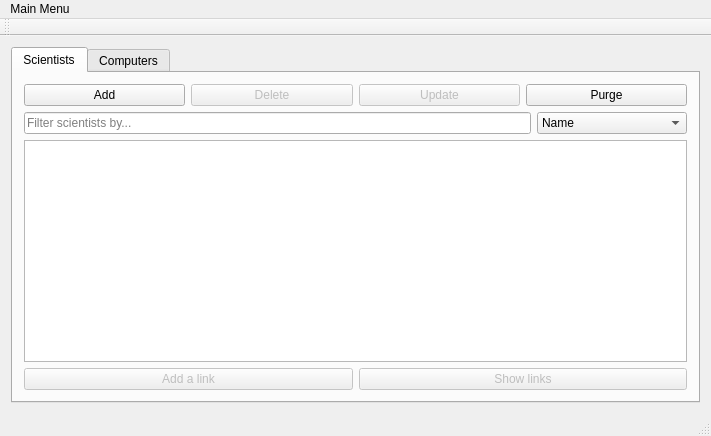
Old version of the form vika3/adalgluggi.ui in the repository editomars/VLN1_h22.
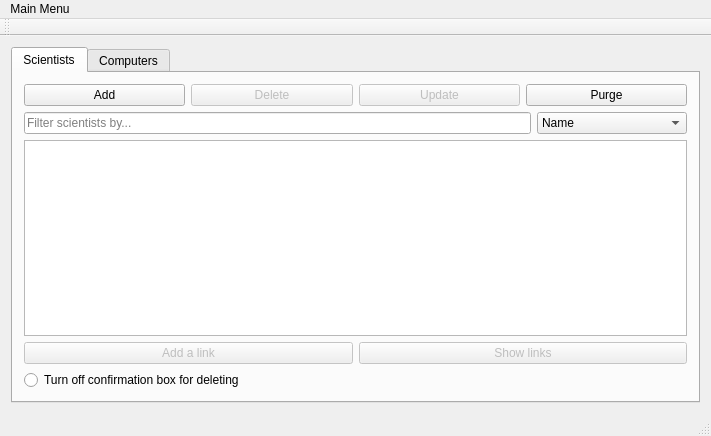
New version of the form. The open tabs and pages were chosen to show the change.

Diff of the .ui file:
```diff
--- a/vika3/adalgluggi.ui
+++ b/vika3/adalgluggi.ui
@@ -186,6 +186,13 @@
           </item>
          </layout>
         </item>
+        <item>
+         <widget class="QRadioButton" name="radiobutton_delete_confirmation">
+          <property name="text">
+           <string>Turn off confirmation box for deleting</string>
+          </property>
+         </widget>
+        </item>
        </layout>
       </widget>
       <widget class="QWidget" name="velTab">
```
Left out of the diff: 4 changed lines with no effect on the pictures.
